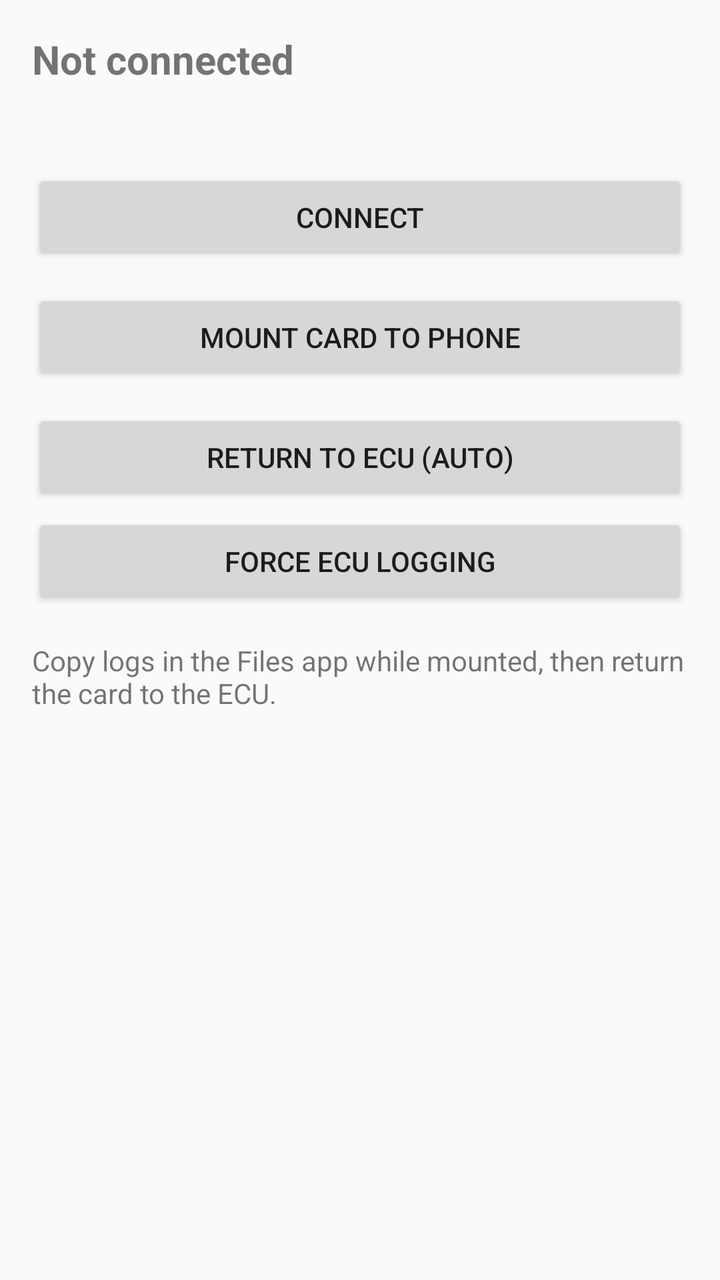
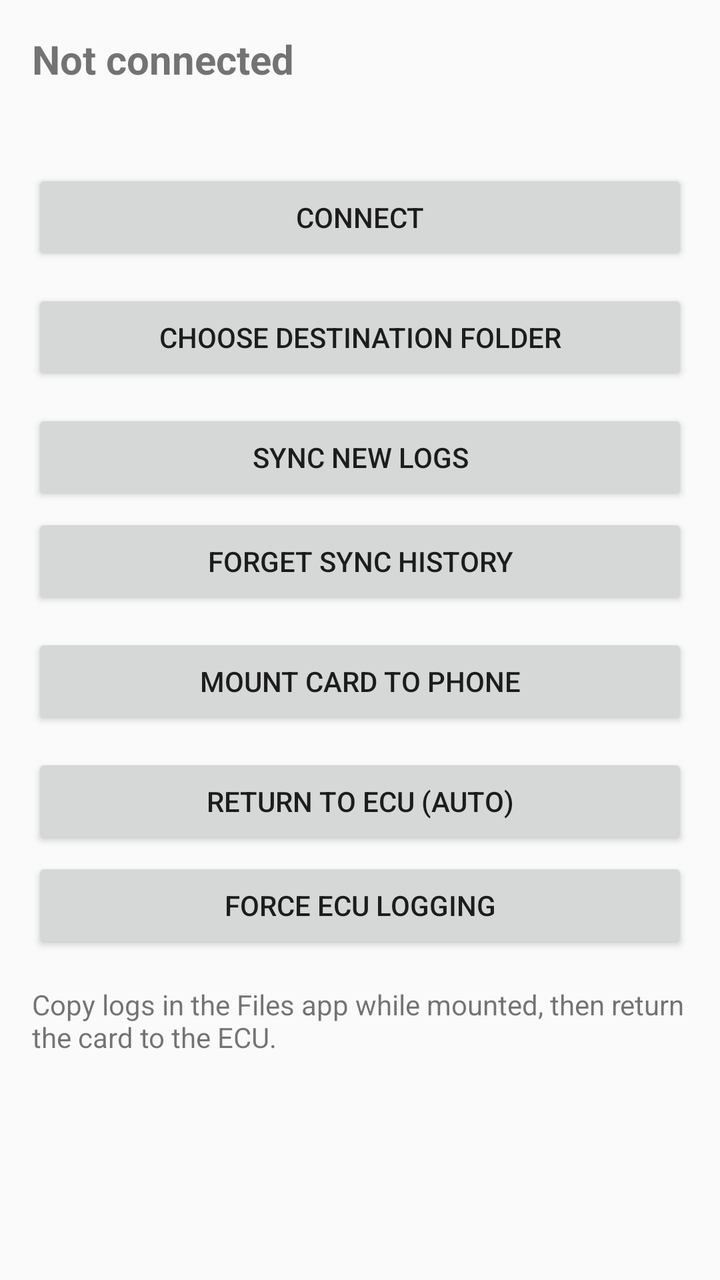

Before-and-after screenshots of an Android layout around one commit, followed by the original layout XML and the change that was made.
<!-- AndroidManifest.xml: application theme Theme.AppCompat.DayNight.NoActionBar -->
<!-- res/layout/activity_main.xml -->
<?xml version="1.0" encoding="utf-8"?>
<ScrollView xmlns:android="http://schemas.android.com/apk/res/android"
    android:layout_width="match_parent"
    android:layout_height="match_parent"
    android:padding="16dp">

    <LinearLayout
        android:layout_width="match_parent"
        android:layout_height="wrap_content"
        android:orientation="vertical">

        <TextView
            android:id="@+id/status"
            android:layout_width="match_parent"
            android:layout_height="wrap_content"
            android:textSize="20sp"
            android:textStyle="bold"
            android:paddingBottom="8dp"
            android:text="@string/status_disconnected" />

        <TextView
            android:id="@+id/warning"
            android:layout_width="match_parent"
            android:layout_height="wrap_content"
            android:textSize="16sp"
            android:textStyle="bold"
            android:paddingBottom="12dp"
            android:text="" />

        <Button
            android:id="@+id/btnConnect"
            android:layout_width="match_parent"
            android:layout_height="wrap_content"
            android:text="@string/btn_connect" />

        <Button
            android:id="@+id/btnMount"
            android:layout_width="match_parent"
            android:layout_height="wrap_content"
            android:layout_marginTop="12dp"
            android:text="@string/btn_mount" />

        <Button
            android:id="@+id/btnRestore"
            android:layout_width="match_parent"
            android:layout_height="wrap_content"
            android:layout_marginTop="12dp"
            android:text="@string/btn_restore" />

        <Button
            android:id="@+id/btnRestoreEcu"
            android:layout_width="match_parent"
            android:layout_height="wrap_content"
            android:layout_marginTop="4dp"
            android:text="@string/btn_restore_ecu" />

        <TextView
            android:layout_width="match_parent"
            android:layout_height="wrap_content"
            android:paddingTop="16dp"
            android:paddingBottom="8dp"
            android:textSize="14sp"
            android:text="@string/hint" />

        <TextView
            android:id="@+id/log"
            android:layout_width="match_parent"
            android:layout_height="wrap_content"
            android:fontFamily="monospace"
            android:textIsSelectable="true"
            android:textSize="12sp"
            android:text="" />
    </LinearLayout>
</ScrollView>
<!-- resources referenced by this layout -->
<resources>
  <string name="btn_connect">Connect</string>
  <string name="btn_mount">Mount card to phone</string>
  <string name="btn_restore">Return to ECU (auto)</string>
  <string name="btn_restore_ecu">Force ECU logging</string>
  <string name="hint">Copy logs in the Files app while mounted, then return the card to the ECU.</string>
  <string name="status_disconnected">Not connected</string>
</resources>

<!-- the commit's change to res/layout/activity_main.xml (unified diff, before → after) -->
@@ -32,6 +32,27 @@
             android:layout_width="match_parent"
             android:layout_height="wrap_content"
             android:text="@string/btn_connect" />
+
+        <Button
+            android:id="@+id/btnDest"
+            android:layout_width="match_parent"
+            android:layout_height="wrap_content"
+            android:layout_marginTop="12dp"
+            android:text="@string/btn_dest" />
+
+        <Button
+            android:id="@+id/btnSync"
+            android:layout_width="match_parent"
+            android:layout_height="wrap_content"
+            android:layout_marginTop="12dp"
+            android:text="@string/btn_sync" />
+
+        <Button
+            android:id="@+id/btnForget"
+            android:layout_width="match_parent"
+            android:layout_height="wrap_content"
+            android:layout_marginTop="4dp"
+            android:text="@string/btn_forget" />
 
         <Button
             android:id="@+id/btnMount"
<!-- resource entries referenced after the edit -->
@@ -1,9 +1,12 @@
 <!-- resources referenced by this layout -->
 <resources>
   <string name="btn_connect">Connect</string>
+  <string name="btn_dest">Choose destination folder</string>
+  <string name="btn_forget">Forget sync history</string>
   <string name="btn_mount">Mount card to phone</string>
   <string name="btn_restore">Return to ECU (auto)</string>
   <string name="btn_restore_ecu">Force ECU logging</string>
+  <string name="btn_sync">SYNC NEW LOGS</string>
   <string name="hint">Copy logs in the Files app while mounted, then return the card to the ECU.</string>
   <string name="status_disconnected">Not connected</string>
 </resources>
